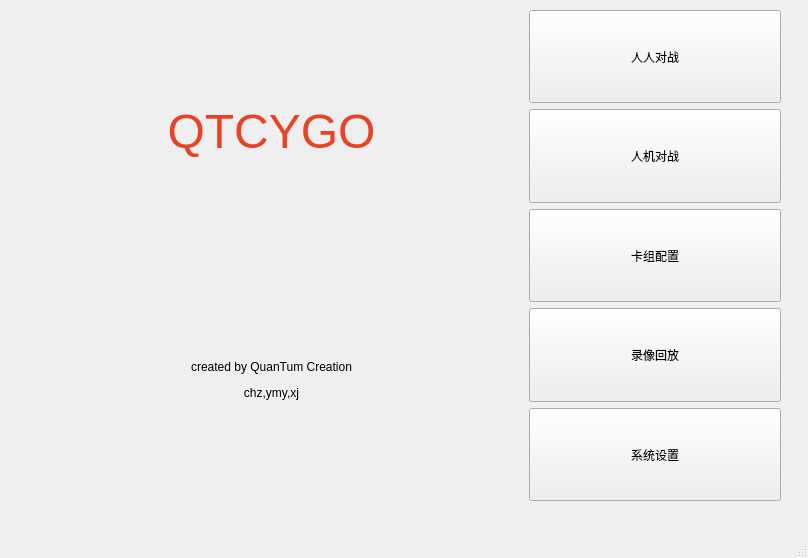
Old version of the form mainwindow.ui in the repository xiaxiaoguang/QTproject.
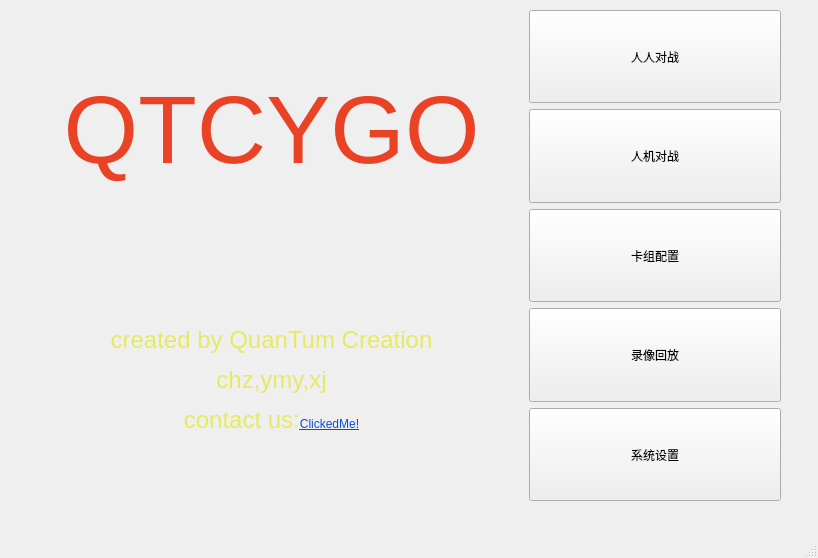
New version of the form. Icons and pictures are not drawn.

```diff
--- a/mainwindow.ui
+++ b/mainwindow.ui
@@ -6,7 +6,7 @@
    <rect>
     <x>0</x>
     <y>0</y>
-    <width>808</width>
+    <width>818</width>
     <height>558</height>
    </rect>
   </property>
@@ -19,8 +19,11 @@
   <property name="windowTitle">
    <string>QTCYGO</string>
   </property>
+  <property name="styleSheet">
+   <string notr="true">QMainWindow{background-image: url(:/MainWindow/background/Yu-Gi-Oh-yu-gi-oh-19631171-1920-1200.jpg); }</string>
+  </property>
   <widget class="QWidget" name="centralwidget">
-   <widget class="QWidget" name="">
+   <widget class="QWidget" name="layoutWidget">
     <property name="geometry">
      <rect>
       <x>20</x>
@@ -35,7 +38,7 @@
        <item>
         <widget class="QLabel" name="label">
          <property name="text">
-          <string>&lt;html&gt;&lt;head/&gt;&lt;body&gt;&lt;p align=&quot;center&quot;&gt;&lt;span style=&quot; font-family:'逐浪新宋'; font-size:36pt; color:#ea4225;&quot;&gt;QTCYGO&lt;/span&gt;&lt;/p&gt;&lt;/body&gt;&lt;/html&gt;</string>
+          <string>&lt;html&gt;&lt;head/&gt;&lt;body&gt;&lt;p align=&quot;center&quot;&gt;&lt;span style=&quot; font-size:72pt; color:#ea4225;&quot;&gt;QTCYGO&lt;/span&gt;&lt;/p&gt;&lt;/body&gt;&lt;/html&gt;</string>
          </property>
          <property name="textFormat">
           <enum>Qt::MarkdownText</enum>
@@ -45,7 +48,7 @@
        <item>
         <widget class="QLabel" name="label_2">
          <property name="text">
-          <string>&lt;html&gt;&lt;head/&gt;&lt;body&gt;&lt;p align=&quot;center&quot;&gt;created by QuanTum Creation&lt;/p&gt;&lt;p align=&quot;center&quot;&gt;chz,ymy,xj&lt;/p&gt;&lt;/body&gt;&lt;/html&gt;</string>
+          <string>&lt;html&gt;&lt;head/&gt;&lt;body&gt;&lt;p align=&quot;center&quot;&gt;&lt;span style=&quot; font-size:18pt; color:#e5ea61;&quot;&gt;created by QuanTum Creation&lt;/span&gt;&lt;/p&gt;&lt;p align=&quot;center&quot;&gt;&lt;span style=&quot; font-size:18pt; color:#e5ea61;&quot;&gt;chz,ymy,xj&lt;/span&gt;&lt;/p&gt;&lt;p align=&quot;center&quot;&gt;&lt;span style=&quot; font-size:18pt; color:#e5ea61;&quot;&gt;contact us:&lt;/span&gt;&lt;a href=&quot;https://github.com/xiaxiaoguang/QTproject&quot;&gt;&lt;span style=&quot; text-decoration: underline; color:#094fd1;&quot;&gt;ClickedMe!&lt;/span&gt;&lt;/a&gt;&lt;/p&gt;&lt;/body&gt;&lt;/html&gt;</string>
          </property>
         </widget>
        </item>
```
Left out of the diff: 5 changed lines with no effect on the pictures.
